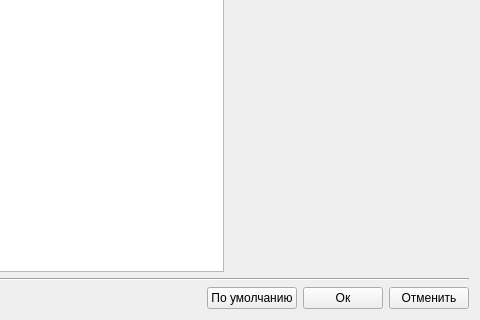
Qt form resources/v1/frm_localConfig.ui (mcsltd/mcs-inRat-planner) before a commit; both pictures show x 282 to 762 and y 214 to 534 of the 762 by 534 pixel window.
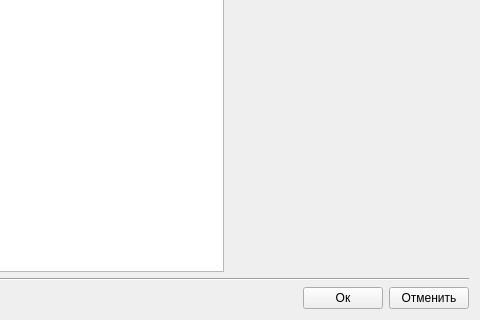
The same form after that commit.

Commit message: ui: delete button default

```diff
--- a/resources/v1/frm_localConfig.ui
+++ b/resources/v1/frm_localConfig.ui
@@ -52,13 +52,6 @@
          </property>
         </spacer>
        </item>
-       <item>
-        <widget class="QPushButton" name="pushButtonDefault">
-         <property name="text">
-          <string>По умолчанию</string>
-         </property>
-        </widget>
-       </item>
        <item>
         <widget class="QPushButton" name="pushButtonOk">
          <property name="text">
```
The commit also changes 2 other files.
